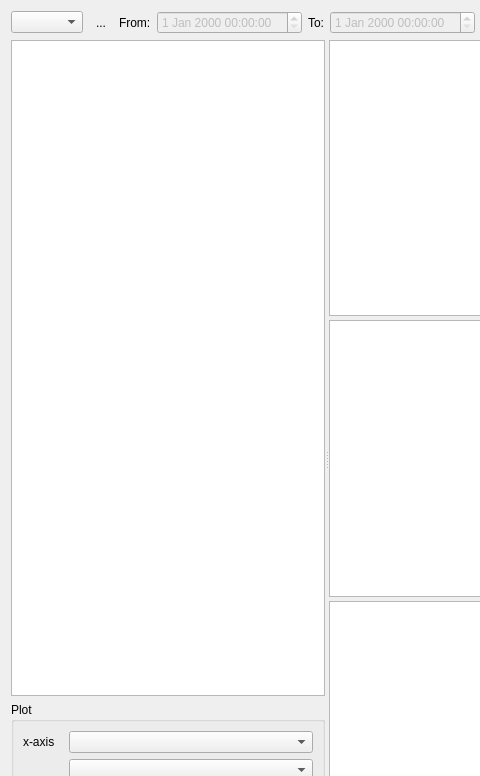
First picture: the form in ui/MeasurementLog.ui, repository MonroeQuantumNetworks/IonControl, before the edit; both pictures show x 0 to 480 and y 0 to 776 of the 969 by 888 pixel window.
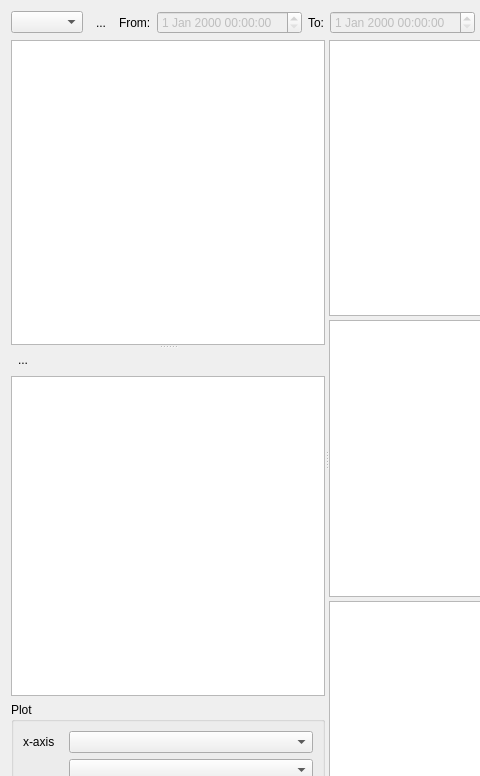
Second picture: the form after the edit. Icons and pictures are not drawn. Custom widgets are drawn as their Qt base class.

Commit message: add scan name filter (work in progress)

```diff
--- a/ui/MeasurementLog.ui
+++ b/ui/MeasurementLog.ui
@@ -101,10 +101,53 @@
      <property name="orientation">
       <enum>Qt::Horizontal</enum>
      </property>
-     <widget class="QWidget" name="">
+     <widget class="QWidget" name="layoutWidget">
       <layout class="QVBoxLayout" name="verticalLayout">
        <item>
-        <widget class="QTableView" name="studyTableView"/>
+        <widget class="QSplitter" name="splitter">
+         <property name="orientation">
+          <enum>Qt::Vertical</enum>
+         </property>
+         <widget class="QTableView" name="studyTableView"/>
+         <widget class="QWidget" name="layoutWidget_2">
+          <layout class="QVBoxLayout" name="verticalLayout_3">
+           <item>
+            <layout class="QHBoxLayout" name="horizontalLayout_3">
+             <item>
+              <widget class="QToolButton" name="scanNameFilterButton">
+               <property name="text">
+                <string>...</string>
+               </property>
+               <property name="icon">
+                <iconset resource="Experiment.qrc">
+                 <normaloff>:/kde/icons/view-filter.png</normaloff>:/kde/icons/view-filter.png</iconset>
+               </property>
+               <property name="autoRaise">
+                <bool>true</bool>
+               </property>
+              </widget>
+             </item>
+             <item>
+              <spacer name="horizontalSpacer_3">
+               <property name="orientation">
+                <enum>Qt::Horizontal</enum>
+               </property>
+               <property name="sizeHint" stdset="0">
+                <size>
+                 <width>40</width>
+                 <height>20</height>
+                </size>
+               </property>
+              </spacer>
+             </item>
+            </layout>
+           </item>
+           <item>
+            <widget class="QTableView" name="scanNameTableView"/>
+           </item>
+          </layout>
+         </widget>
+        </widget>
        </item>
        <item>
         <widget class="QGroupBox" name="groupBox">
```
The commit also changes 5 other files.
